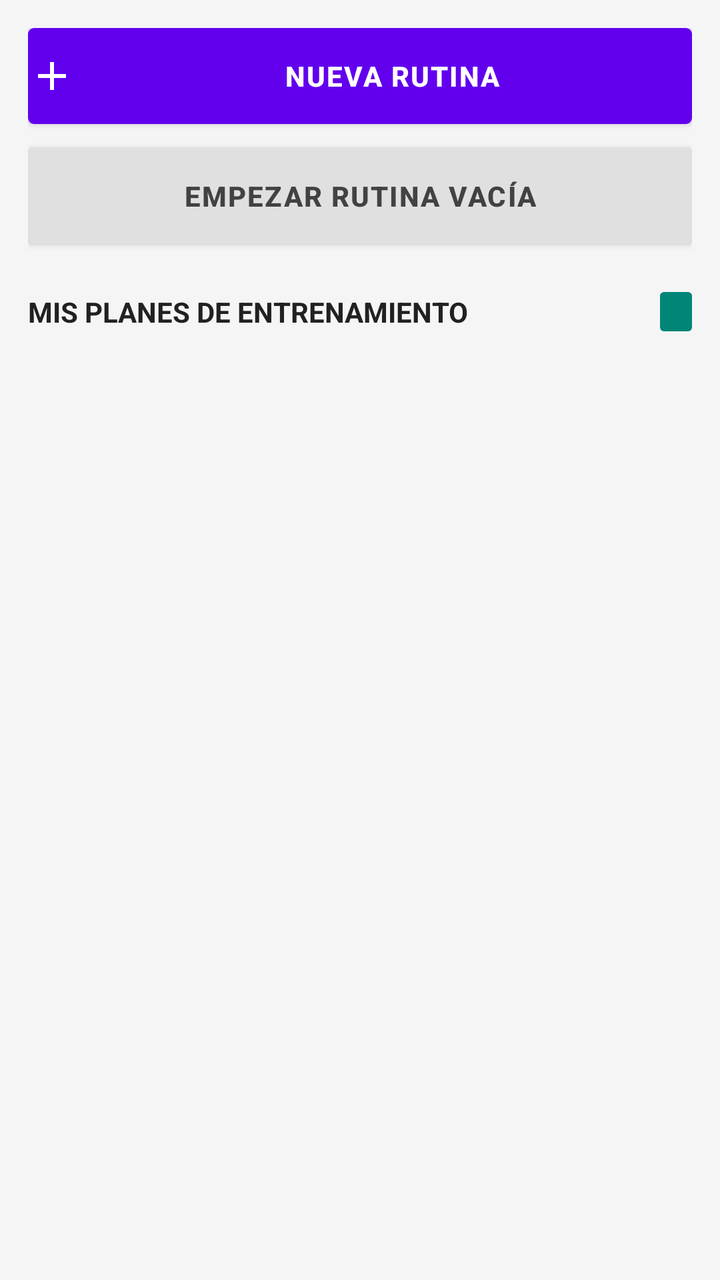
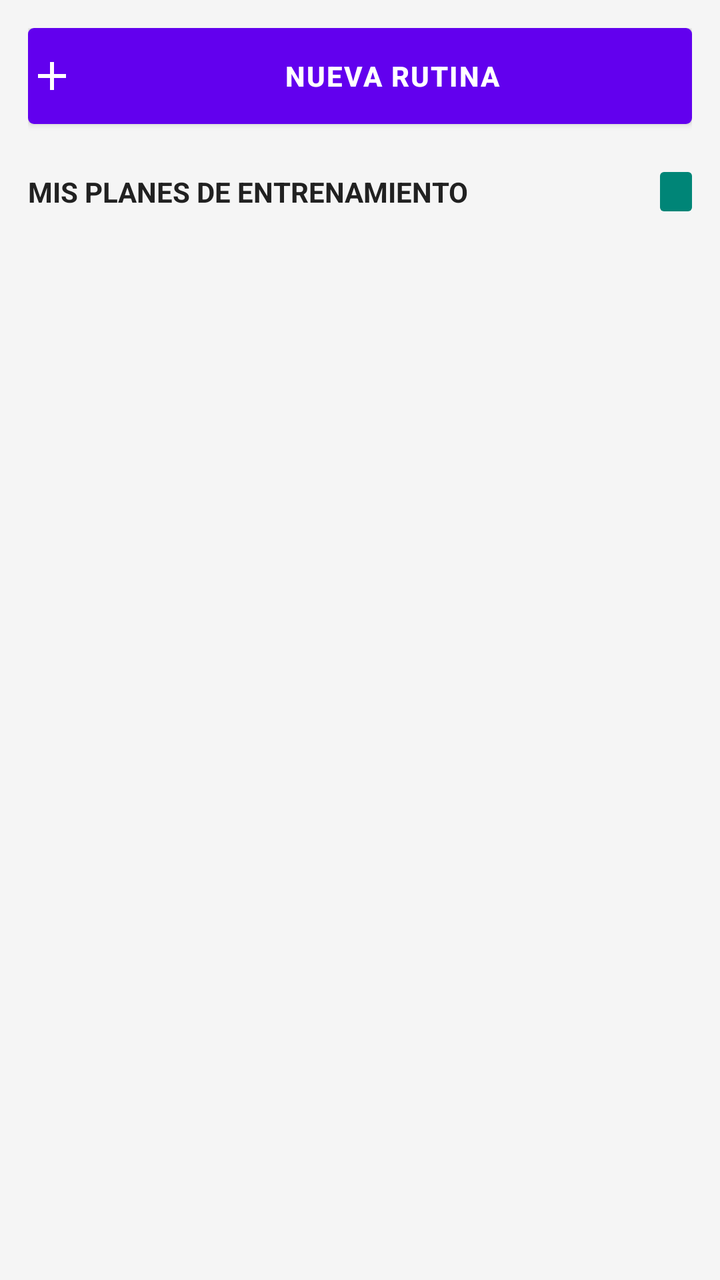

Compare the two renders of this Android layout. The source of the first and the diff that turns it into the second are given below.
<!-- AndroidManifest.xml: application theme Theme.FitTrackAndroid -->
<!-- res/layout/fragment_rutinas.xml -->
<?xml version="1.0" encoding="utf-8"?>
<FrameLayout xmlns:android="http://schemas.android.com/apk/res/android"
    xmlns:app="http://schemas.android.com/apk/res-auto"
    android:id="@+id/layoutRutinas"
    android:layout_width="match_parent"
    android:layout_height="match_parent"
    android:background="@color/colorBackground">

    <LinearLayout
        android:id="@+id/layoutContenidoRutinas"
        android:layout_width="match_parent"
        android:layout_height="match_parent"
        android:orientation="vertical"
        android:paddingHorizontal="@dimen/spacing_lg"
        android:paddingTop="@dimen/spacing_lg">

        
        <Button
            android:id="@+id/btnNuevaRutina"
            android:layout_width="match_parent"
            android:layout_height="@dimen/button_height_standard"
            android:background="@drawable/bg_button_primary"
            android:drawableStart="@drawable/ic_add"
            android:drawablePadding="@dimen/spacing_sm"
            android:elevation="@dimen/elevation_button"
            android:letterSpacing="0.05"
            android:text="@string/btnNuevaRutina"
            android:textAllCaps="true"
            android:textColor="@color/colorOnPrimary"
            android:textSize="14sp"
            android:textStyle="bold"
            app:drawableTint="@color/colorOnPrimary" />

        
        <Button
            android:id="@+id/btnEmpezarRutinaVacia"
            android:layout_width="match_parent"
            android:layout_height="@dimen/button_height_standard"
            android:layout_marginTop="@dimen/spacing_md"
            android:background="@drawable/bg_button_neutral"
            android:letterSpacing="0.05"
            android:text="@string/btnEmpezarRutinaVacia"
            android:textAllCaps="true"
            android:textColor="@color/colorTextStrong"
            android:textSize="14sp"
            android:textStyle="bold" />

        
        <LinearLayout
            android:id="@+id/layoutCabeceraPlanes"
            android:layout_width="match_parent"
            android:layout_height="wrap_content"
            android:layout_marginTop="@dimen/spacing_xxl"
            android:baselineAligned="false"
            android:gravity="center_vertical"
            android:orientation="horizontal">

            <TextView
                android:id="@+id/tvTituloPlanes"
                android:layout_width="0dp"
                android:layout_height="wrap_content"
                android:layout_weight="1"
                android:text="@string/tvTituloPlanes"
                android:textColor="@color/colorTextPrimary"
                android:textSize="14sp"
                android:textStyle="bold" />

            <TextView
                android:id="@+id/tvCantidadPlanes"
                android:layout_width="wrap_content"
                android:layout_height="wrap_content"
                android:layout_marginStart="@dimen/spacing_sm"
                android:background="@drawable/bg_badge_teal"
                android:paddingHorizontal="@dimen/spacing_sm"
                android:paddingVertical="3dp"
                android:textColor="@color/colorOnPrimary"
                android:textSize="10sp"
                android:textStyle="bold" />
        </LinearLayout>

        
        <androidx.recyclerview.widget.RecyclerView
            android:id="@+id/rvPlanes"
            android:layout_width="match_parent"
            android:layout_height="0dp"
            android:layout_weight="1"
            android:clipToPadding="false"
            android:paddingBottom="@dimen/spacing_xxl"
            android:scrollbars="none" />
    </LinearLayout>
</FrameLayout>
<!-- resources referenced by this layout -->
<resources>
  <color name="colorBackground">#F5F5F5</color>
  <color name="colorOnPrimary">#FFFFFFFF</color>
  <color name="colorTextPrimary">#FF212121</color>
  <color name="colorTextStrong">#FF424242</color>
  <dimen name="button_height_standard">48dp</dimen>
  <dimen name="elevation_button">2dp</dimen>
  <dimen name="spacing_lg">14dp</dimen>
  <dimen name="spacing_md">12dp</dimen>
  <dimen name="spacing_sm">8dp</dimen>
  <dimen name="spacing_xxl">24dp</dimen>
  <!-- drawable bg_badge_teal (drawable) -->
  <?xml version="1.0" encoding="utf-8"?>
  <shape xmlns:android="http://schemas.android.com/apk/res/android"
      android:shape="rectangle">
      <solid android:color="@color/colorPrimary" />
      <corners android:radius="@dimen/corner_radius_small" />
  </shape>
  <!-- drawable bg_button_neutral (drawable) -->
  <?xml version="1.0" encoding="utf-8"?>
  <shape xmlns:android="http://schemas.android.com/apk/res/android"
      android:shape="rectangle">
      <solid android:color="@color/colorDivider" />
      <corners android:radius="@dimen/corner_radius_default" />
  </shape>
  <!-- drawable bg_button_primary (drawable) -->
  <?xml version="1.0" encoding="utf-8"?>
  <selector xmlns:android="http://schemas.android.com/apk/res/android">
      <item android:state_pressed="true">
          <shape android:shape="rectangle">
              <solid android:color="@color/colorActionPrimaryPressed" />
              <corners android:radius="@dimen/corner_radius_default" />
          </shape>
      </item>
      <item>
          <shape android:shape="rectangle">
              <solid android:color="@color/colorActionPrimary" />
              <corners android:radius="@dimen/corner_radius_default" />
          </shape>
      </item>
  </selector>
  <!-- drawable ic_add (drawable) -->
  <?xml version="1.0" encoding="utf-8"?>
  <vector xmlns:android="http://schemas.android.com/apk/res/android"
      android:width="24dp"
      android:height="24dp"
      android:viewportWidth="24"
      android:viewportHeight="24">
      <path
          android:fillColor="#FF000000"
          android:pathData="M19,13h-6v6h-2v-6H5v-2h6V5h2v6h6v2z" />
  </vector>
  <string name="btnEmpezarRutinaVacia">EMPEZAR RUTINA VACÍA</string>
  <string name="btnNuevaRutina">NUEVA RUTINA</string>
  <string name="tvTituloPlanes">MIS PLANES DE ENTRENAMIENTO</string>
  <style name="Theme.FitTrackAndroid" parent="Base.Theme.FitTrackAndroid" />
  <color name="colorPrimary">#008577</color>
  <dimen name="corner_radius_small">2dp</dimen>
  <color name="colorDivider">#FFE0E0E0</color>
  <dimen name="corner_radius_default">3dp</dimen>
  <color name="colorActionPrimaryPressed">#5300D6</color>
  <color name="colorActionPrimary">#6200EE</color>
  <style name="Base.Theme.FitTrackAndroid" parent="Theme.AppCompat.Light.NoActionBar">
          <item name="android:windowBackground">@color/colorBackground</item>
          <item name="android:statusBarColor">@color/colorPrimaryDark</item>
          <item name="android:navigationBarColor">@color/black</item>
          <item name="android:windowLightStatusBar">false</item>
          <item name="android:colorAccent">@color/colorPrimary</item>
          <item name="colorPrimary">@color/colorPrimary</item>
          <item name="colorPrimaryDark">@color/colorPrimaryDark</item>
          <item name="colorAccent">@color/colorActionConfirm</item>
      </style>
  <color name="colorPrimaryDark">#00574B</color>
  <color name="black">#FF000000</color>
  <color name="colorActionConfirm">#03DAC5</color>
</resources>

<!-- the commit's change to res/layout/fragment_rutinas.xml (unified diff, before → after) -->
@@ -30,20 +30,6 @@
             android:textSize="14sp"
             android:textStyle="bold"
             app:drawableTint="@color/colorOnPrimary" />
-
-        
-        <Button
-            android:id="@+id/btnEmpezarRutinaVacia"
-            android:layout_width="match_parent"
-            android:layout_height="@dimen/button_height_standard"
-            android:layout_marginTop="@dimen/spacing_md"
-            android:background="@drawable/bg_button_neutral"
-            android:letterSpacing="0.05"
-            android:text="@string/btnEmpezarRutinaVacia"
-            android:textAllCaps="true"
-            android:textColor="@color/colorTextStrong"
-            android:textSize="14sp"
-            android:textStyle="bold" />
 
         
         <LinearLayout
<!-- resource entries referenced after the edit -->
@@ -3,11 +3,9 @@
   <color name="colorBackground">#F5F5F5</color>
   <color name="colorOnPrimary">#FFFFFFFF</color>
   <color name="colorTextPrimary">#FF212121</color>
-  <color name="colorTextStrong">#FF424242</color>
   <dimen name="button_height_standard">48dp</dimen>
   <dimen name="elevation_button">2dp</dimen>
   <dimen name="spacing_lg">14dp</dimen>
-  <dimen name="spacing_md">12dp</dimen>
   <dimen name="spacing_sm">8dp</dimen>
   <dimen name="spacing_xxl">24dp</dimen>
   <!-- drawable bg_badge_teal (drawable) -->
@@ -16,13 +14,6 @@
       android:shape="rectangle">
       <solid android:color="@color/colorPrimary" />
       <corners android:radius="@dimen/corner_radius_small" />
-  </shape>
-  <!-- drawable bg_button_neutral (drawable) -->
-  <?xml version="1.0" encoding="utf-8"?>
-  <shape xmlns:android="http://schemas.android.com/apk/res/android"
-      android:shape="rectangle">
-      <solid android:color="@color/colorDivider" />
-      <corners android:radius="@dimen/corner_radius_default" />
   </shape>
   <!-- drawable bg_button_primary (drawable) -->
   <?xml version="1.0" encoding="utf-8"?>
@@ -51,13 +42,11 @@
           android:fillColor="#FF000000"
           android:pathData="M19,13h-6v6h-2v-6H5v-2h6V5h2v6h6v2z" />
   </vector>
-  <string name="btnEmpezarRutinaVacia">EMPEZAR RUTINA VACÍA</string>
   <string name="btnNuevaRutina">NUEVA RUTINA</string>
   <string name="tvTituloPlanes">MIS PLANES DE ENTRENAMIENTO</string>
   <style name="Theme.FitTrackAndroid" parent="Base.Theme.FitTrackAndroid" />
   <color name="colorPrimary">#008577</color>
   <dimen name="corner_radius_small">2dp</dimen>
-  <color name="colorDivider">#FFE0E0E0</color>
   <dimen name="corner_radius_default">3dp</dimen>
   <color name="colorActionPrimaryPressed">#5300D6</color>
   <color name="colorActionPrimary">#6200EE</color>
